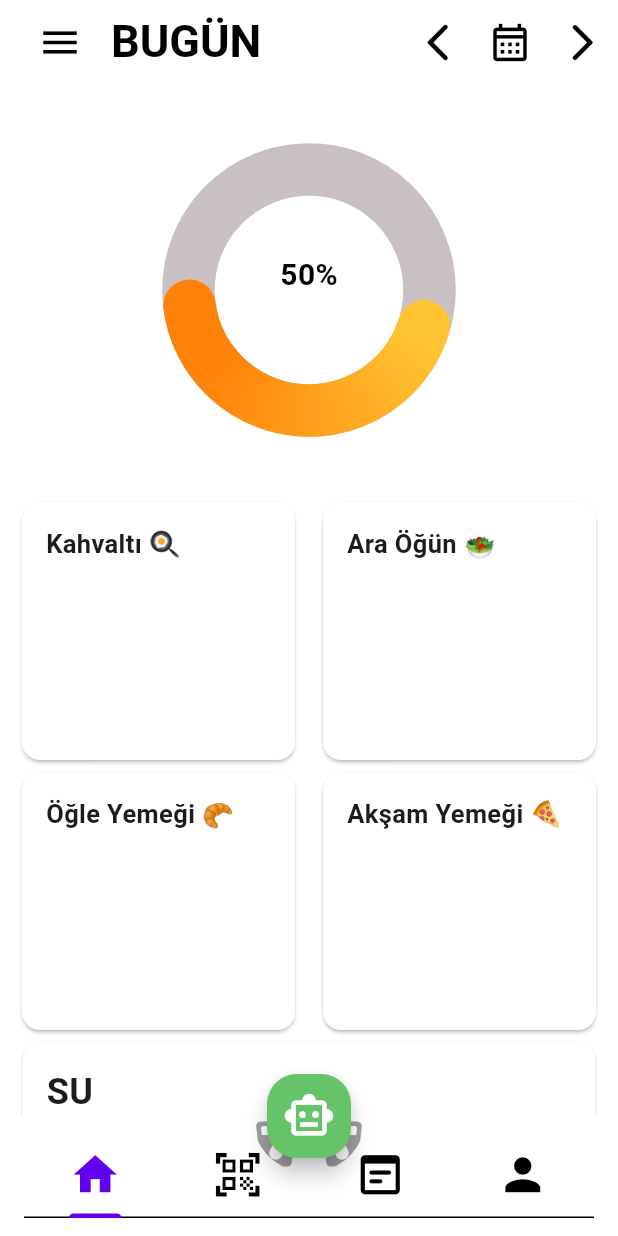
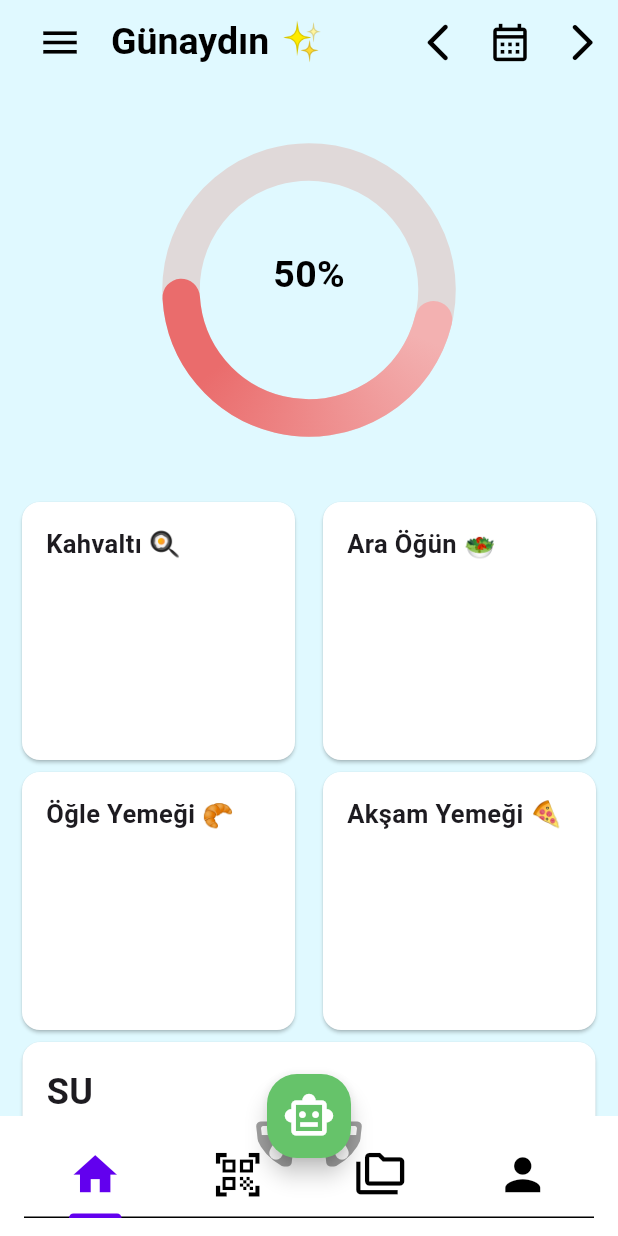
Before and after one commit to caglak0/flutter_diet_app, a Flutter app: the screen it shows after launch, on a phone screen of 412 x 824 dp. Run offline on Flutter 3.47's test engine with Material 3 defaults, Android fonts, the phone set to English and light mode, and no system bars; drawn by our look-alikes of syncfusion_flutter_gauges; our stand-ins replace flutter_local_notifications; missing offline and left inert: flutter_barcode_scanner.

Commit message:
geliştirmeler -Çağla

```diff
--- a/lib/details/water.dart
+++ b/lib/details/water.dart
@@ -1,47 +1,23 @@
 import 'package:flutter/material.dart';
-
-void main() {
-  runApp(const MyApp());
-}
-
-class MyApp extends StatelessWidget {
-  const MyApp({super.key});
-
-  @override
-  Widget build(BuildContext context) {
-    return MaterialApp(
-      home: Scaffold(
-        appBar: AppBar(
-          title: const Text('Su'),
-        ),
-        body: const WaterCard(),
-      ),
-    );
-  }
-}
 
 class WaterCard extends StatefulWidget {
   const WaterCard({super.key});
 
   @override
-  IconListState createState() => IconListState();
+  _WaterCardState createState() => _WaterCardState();
 }
 
-class IconListState extends State<WaterCard> {
+class _WaterCardState extends State<WaterCard> {
   List<bool> isBlue = List.generate(8, (index) => false);
   int totalMl = 0;
 
   void toggleColor(int index) {
     setState(() {
-      if (isBlue[index]) {
-        totalMl -= (index + 1) * 250;
-      } else {
-        totalMl += (index + 1) * 250;
+      for (int i = 0; i < isBlue.length; i++) {
+        isBlue[i] = i <= index;
       }
 
-      for (int i = 0; i <= index; i++) {
-        isBlue[i] = !isBlue[index];
-      }
+      totalMl = (index + 1) * 250;
 
       if (isBlue.every((element) => element) && totalMl >= 2000) {
         showSuccessDialog();
@@ -115,7 +91,7 @@ class IconListState extends State<WaterCard> {
                       child: Padding(
                         padding: const EdgeInsets.only(left: 8.0, bottom: 8.0),
                         child: Text(
-                          'Toplam Litre: ${(totalMl / 1000).toStringAsFixed(1)}', // "Toplam Litre" ifadesi eklendi
+                          'Toplam Litre: ${(totalMl / 1000).toStringAsFixed(2)}',
                           style: const TextStyle(fontSize: 16),
                         ),
                       ),
--- a/lib/pages/home_screen.dart
+++ b/lib/pages/home_screen.dart
@@ -1,8 +1,8 @@
 import 'package:flutter/material.dart';
-import 'package:flutter_diet_app/details/step_count.dart';
+import 'package:flutter_diet_app/details/step_radial.dart';
 import 'package:flutter_diet_app/details/water.dart';
 import 'package:flutter_diet_app/pages/barcode.dart';
-import 'package:flutter_diet_app/pages/settings_screen.dart';
+import 'package:flutter_diet_app/pages/profil_page.dart';
 import 'package:syncfusion_flutter_gauges/gauges.dart';
 
 class NavbarTheme extends StatefulWidget {
@@ -12,7 +12,8 @@ class NavbarTheme extends StatefulWidget {
   State<NavbarTheme> createState() => _NavbarThemeState();
 }
 
-class _NavbarThemeState extends State<NavbarTheme> with TickerProviderStateMixin {
+class _NavbarThemeState extends State<NavbarTheme>
+    with TickerProviderStateMixin {
   late final TabController _tabController;
   final double _notchedMargin = 10;
   List<IconData> icons = [];
@@ -21,7 +22,8 @@ class _NavbarThemeState extends State<NavbarTheme> with TickerProviderStateMixin
   @override
   void initState() {
     super.initState();
-    _tabController = TabController(length: _MyTabViews.values.length, vsync: this);
+    _tabController =
+        TabController(length: _MyTabViews.values.length, vsync: this);
   }
 
   @override
@@ -29,11 +31,13 @@ class _NavbarThemeState extends State<NavbarTheme> with TickerProviderStateMixin
     return DefaultTabController(
       length: _MyTabViews.values.length,
       child: Scaffold(
+        resizeToAvoidBottomInset: false,
         extendBody: true,
         floatingActionButtonLocation: FloatingActionButtonLocation.centerDocked,
         floatingActionButton: FloatingActionButton(
           onPressed: () {},
-          shape: RoundedRectangleBorder(borderRadius: BorderRadius.circular(20)),
+          shape:
+              RoundedRectangleBorder(borderRadius: BorderRadius.circular(20)),
           backgroundColor: const Color.fromARGB(255, 102, 195, 106),
           child: const Icon(
             Icons.smart_toy_outlined,
@@ -44,53 +48,6 @@ class _NavbarThemeState extends State<NavbarTheme> with TickerProviderStateMixin
           notchMargin: _notchedMargin,
           shape: const CircularNotchedRectangle(),
           child: _mytabBar(),
-        ),
-        appBar: AppBar(
-          title: Row(
-            children: [
-              IconButton(onPressed: () {}, icon: const Icon(Icons.menu, size: 30)),
-              const SizedBox(width: 10),
-              const Text(
-                'BUGÜN',
-                style: TextStyle(fontSize: 30, fontWeight: FontWeight.bold),
-              ),
-            ],
-          ),
-          actions: [
-            Row(
-              children: [
-                IconButton(
-                    onPressed: () {},
-                    icon: const Icon(
-                      Icons.arrow_back_ios_new_rounded,
-                      size: 30,
-                    )),
-                IconButton(
-                  onPressed: () async {
-                    final DateTime? pickedDate = await showDatePicker(
-                      context: context,
-                      initialDate: DateTime.now(),
-                      firstDate: DateTime(2000),
-                      lastDate: DateTime(2025),
-                    );
-                    if (pickedDate != null) {
-                      print('Seçilen tarih: ${pickedDate.toIso8601String()}');
-                    }
-                  },
-                  icon: const Icon(
-                    Icons.calendar_month_outlined,
-                    size: 30,
-                  ),
-                ),
-                IconButton(
-                    onPressed: () {},
-                    icon: const Icon(
-                      Icons.arrow_forward_ios_rounded,
-                      size: 30,
-                    )),
-              ],
-            ),
-          ],
         ),
         body: _tabBarView(),
       ),
@@ -114,7 +71,7 @@ class _NavbarThemeState extends State<NavbarTheme> with TickerProviderStateMixin
           ),
         ),
         Tab(
-          icon: Icon(Icons.wysiwyg_rounded, size: 35),
+          icon: Icon(Icons.folder_copy_outlined, size: 35),
         ),
         Tab(
           icon: Icon(Icons.person, size: 35),
@@ -137,8 +94,10 @@ class _NavbarThemeState extends State<NavbarTheme> with TickerProviderStateMixin
           context: context,
           builder: (BuildContext context) {
             return AlertDialog(
-              title: Text(cardTitle), // Kart başlığı burada kullanılıyor
-              content: const Column(mainAxisSize: MainAxisSize.min, children: <Widget>[
+              title: Text(cardTitle),
+              content: const Column(
+                  mainAxisSize: MainAxisSize.min,
+                  children: <Widget>[
                     TextField(
                       decoration: InputDecoration(
                         hintText: 'Arama yapın',
@@ -178,7 +137,61 @@ class _NavbarThemeState extends State<NavbarTheme> with TickerProviderStateMixin
   Widget _buildTabView(_MyTabViews view) {
     switch (view) {
       case _MyTabViews.anasayfa:
-        return ListView(padding: const EdgeInsets.only(bottom: 200), children: [
+        return Scaffold(
+          appBar: AppBar(
+            title: Row(
+              children: [
+                IconButton(
+                  onPressed: () {},
+                  icon: const Icon(Icons.menu, size: 30),
+                ),
+                const SizedBox(width: 10),
+                const Text(
+                  'Günaydın ✨',
+                  style: TextStyle(fontSize: 25, fontWeight: FontWeight.bold),
+                ),
+              ],
+            ),
+            actions: [
+              Row(
+                children: [
+                  IconButton(
+                    onPressed: () {},
+                    icon: const Icon(
+                      Icons.arrow_back_ios_new_rounded,
+                      size: 30,
+                    ),
+                  ),
+                  IconButton(
+                    onPressed: () async {
+                      final DateTime? pickedDate = await showDatePicker(
+                        context: context,
+                        initialDate: DateTime.now(),
+                        firstDate: DateTime(2000),
+                        lastDate: DateTime(2025),
+                      );
+                      if (pickedDate != null) {
+                        print('Seçilen tarih: ${pickedDate.toIso8601String()}');
+                      }
+                    },
+                    icon: const Icon(
+                      Icons.calendar_month_outlined,
+                      size: 30,
+                    ),
+                  ),
+                  IconButton(
+                    onPressed: () {},
+                    icon: const Icon(
+                      Icons.arrow_forward_ios_rounded,
+                      size: 30,
+                    ),
+                  ),
+                ],
+              ),
+            ],
+          ),
+          body:
+              ListView(padding: const EdgeInsets.only(bottom: 200), children: [
             Align(
               alignment: Alignment.topCenter,
               child: Column(
@@ -201,14 +214,13 @@ class _NavbarThemeState extends State<NavbarTheme> with TickerProviderStateMixin
                   ),
                   const WaterCard(),
                   const SizedBox(height: 5),
-                const LinearProgressInCard(
-                  progressValue: 0.5,
-                ),
+                  const StepRadial()
                 ],
               ),
             ),
-        ]);
-      case _MyTabViews.adimSayar:
+          ]),
+        );
+      case _MyTabViews.barkodTarayici:
         return Center(
           child: ElevatedButton(
             onPressed: () async {
@@ -217,13 +229,13 @@ class _NavbarThemeState extends State<NavbarTheme> with TickerProviderStateMixin
             child: const Text('Scan Barcode'),
           ),
         );
-      case _MyTabViews.barkodTarayici:
+      case _MyTabViews.analiz:
         return const Center(
-          child: Text('Profil'),
+          child: Text('analiz'),
         );
       case _MyTabViews.profil:
         return const Column(
-          children: [Expanded(child: SettingScreen())],
+          children: [Expanded(child: ProfileScreen())],
         );
     }
   }
@@ -247,13 +259,20 @@ class _RadialGraph extends StatelessWidget {
             pointers: const [
               RangePointer(
                 value: 50,
-                width: 35,
+                width: 25,
                 cornerStyle: CornerStyle.bothCurve,
                 color: Colors.orange,
-                gradient: SweepGradient(colors: [Color(0xFFFFC434), Color(0xFFFF8209)], stops: [0.1, 0.75]),
+                gradient: SweepGradient(colors: [
+                  Color.fromARGB(255, 243, 177, 177),
+                  Color.fromARGB(255, 234, 108, 108)
+                ], stops: [
+                  0.1,
+                  0.75
+                ]),
               )
             ],
-            axisLineStyle: const AxisLineStyle(thickness: 35, color: Color.fromARGB(255, 201, 193, 193)),
+            axisLineStyle: const AxisLineStyle(
+                thickness: 25, color: Color.fromARGB(255, 224, 217, 217)),
             startAngle: 5,
             endAngle: 5,
             showLabels: false,
@@ -262,7 +281,10 @@ class _RadialGraph extends StatelessWidget {
               GaugeAnnotation(
                 widget: Text(
                   '50%',
-                  style: TextStyle(fontWeight: FontWeight.bold, fontSize: 20, color: Colors.black),
+                  style: TextStyle(
+                      fontWeight: FontWeight.bold,
+                      fontSize: 25,
+                      color: Colors.black),
                 ),
                 angle: 270,
                 positionFactor: 0.1,
@@ -275,4 +297,4 @@ class _RadialGraph extends StatelessWidget {
   }
 }
 
-enum _MyTabViews { anasayfa, adimSayar, barkodTarayici, profil }
+enum _MyTabViews { anasayfa, barkodTarayici, analiz, profil }
--- a/lib/theme/light_tema.dart
+++ b/lib/theme/light_tema.dart
@@ -7,11 +7,11 @@ class LighTema {
   LighTema() {
     theme = ThemeData(
         appBarTheme: const AppBarTheme(
-            color: Colors.transparent,
+            color: Color.fromARGB(255, 224, 249, 255),
             shape: RoundedRectangleBorder(
                 borderRadius:
                     BorderRadius.vertical(bottom: Radius.circular(20)))),
-        scaffoldBackgroundColor: Colors.white.withOpacity(0.9),
+        scaffoldBackgroundColor: const Color.fromARGB(255, 224, 249, 255),
         checkboxTheme: const CheckboxThemeData(
             fillColor: MaterialStatePropertyAll(Colors.green),
             side: BorderSide(color: Colors.green)),
```
Also changed, not shown: lib/details/step_radial.dart (added, +139 -0 lines), lib/pages/profil_page.dart (+29 -12 lines), lib/pages/settings_screen.dart (+10 -6 lines). Lines whose indentation alone changed are shown as unchanged.
